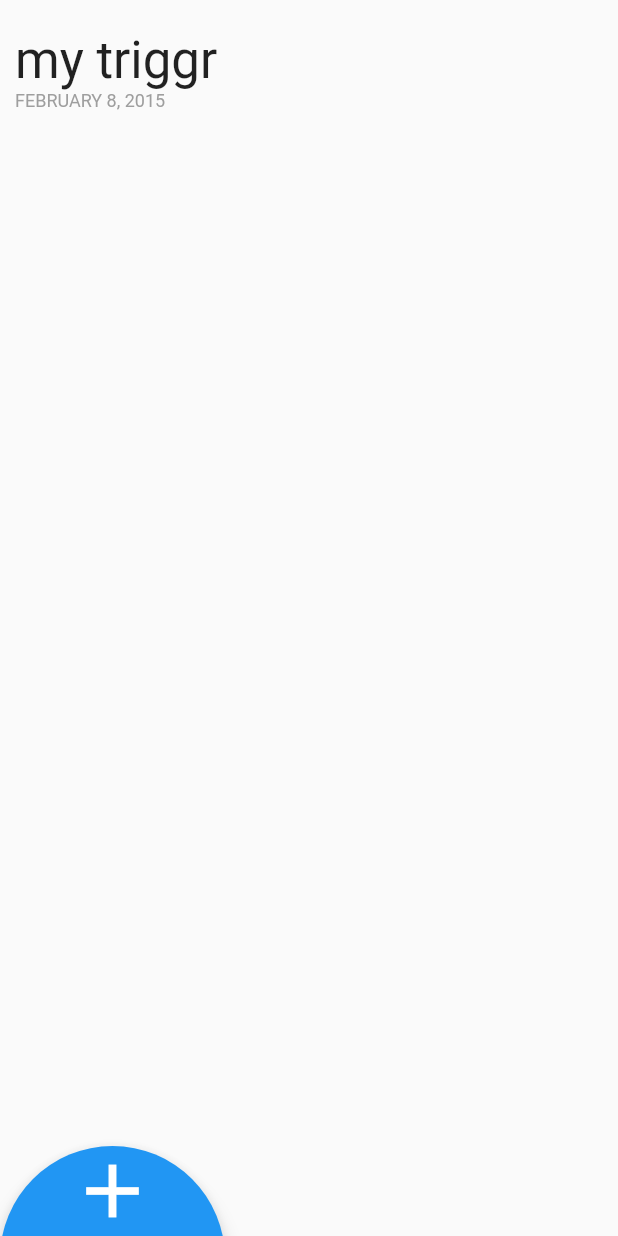
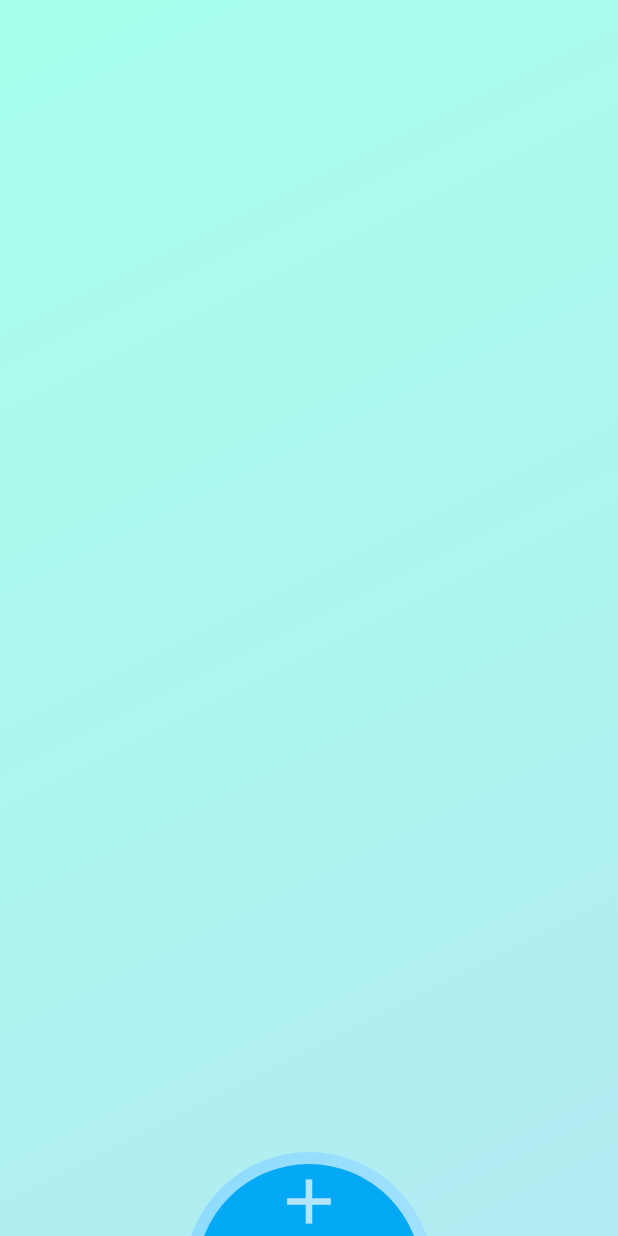
Before and after one commit to mrsetia1/triggr, a Flutter app: the screen it shows after launch, on a phone screen of 412 x 824 dp. Run offline on Flutter 3.47's test engine with Material 2 defaults, Android fonts, the phone set to English and light mode, and no system bars.

Commit message:
Added button and add page

```diff
--- /dev/null
+++ b/lib/containers/addButton.dart
@@ -0,0 +1,119 @@
+import 'package:flutter/material.dart';
+import 'package:flutter/foundation.dart';
+import 'package:flutter/animation.dart';
+
+class AddButton extends StatefulWidget {
+  final VoidCallback onClick;
+
+  const AddButton({Key key, this.onClick}) : super(key: key);
+
+  @override
+  _AnimatedFabState createState() => new _AnimatedFabState();
+}
+
+class _AnimatedFabState extends State<AddButton>
+    with SingleTickerProviderStateMixin {
+  bool isOpened = false;
+  AnimationController _animationController;
+  Animation<double> buttonZoomOutAnimation;
+  Animation<double> buttonGrowAnimationOut;
+  Animation<Alignment> buttonBottomCenterAnimation;
+  Animation<double> buttonGrowAnimation;
+
+  @override
+  void initState() {
+    _animationController =
+        AnimationController(vsync: this, duration: Duration(milliseconds: 500))
+          ..addListener(() {
+            if (_animationController.isCompleted) {
+              Navigator.pushNamed(context, "/add");
+            }
+            setState(() {});
+          });
+
+    buttonGrowAnimation = new CurvedAnimation(
+      parent: _animationController,
+      curve: Curves.bounceIn,
+    );
+
+    buttonBottomCenterAnimation = new AlignmentTween(
+      begin: Alignment.bottomCenter,
+      end: Alignment.center,
+    ).animate(buttonGrowAnimation);
+
+    buttonZoomOutAnimation = new Tween(
+      begin: 150.0,
+      end: 1000.0,
+    ).animate(buttonGrowAnimation);
+
+    super.initState();
+  }
+
+  @override
+  void dispose() {
+    _animationController.dispose();
+    super.dispose();
+  }
+
+  animate() {
+    if (!isOpened) {
+      _animationController.forward();
+    } else {
+      _animationController.reverse();
+    }
+    isOpened = !isOpened;
+  }
+
+  @override
+  Widget build(BuildContext context) {
+    return new Container(
+        decoration: new BoxDecoration(
+            gradient: LinearGradient(
+              // Where the linear gradient begins and ends
+              begin: Alignment.topLeft,
+              end: Alignment.bottomRight,
+              colors: [
+                // Colors are easy thanks to Flutter's Colors class.
+                Colors.lightBlueAccent[100],
+                Colors.lightBlue[100]
+              ],
+            ),
+            shape: buttonZoomOutAnimation.value < 400
+                ? BoxShape.circle
+                : BoxShape.rectangle),
+        alignment: buttonBottomCenterAnimation.value,
+        child: Padding(
+          padding: const EdgeInsets.all(8.0),
+          child: new GestureDetector(
+            onVerticalDragStart: (state) {
+              animate();
+            },
+            onTap: () {
+              animate();
+            },
+            child: new Container(
+              width: buttonZoomOutAnimation.value,
+              height: buttonZoomOutAnimation.value,
+              alignment: buttonBottomCenterAnimation.value,
+              decoration: new BoxDecoration(
+                  color: Colors.lightBlue,
+                  shape: buttonZoomOutAnimation.value < 400
+                      ? BoxShape.circle
+                      : BoxShape.rectangle),
+              child: Container(
+                alignment: Alignment.topCenter,
+                child: AnimatedOpacity(
+                  opacity: buttonZoomOutAnimation.value < 400 ? 1.0 : 0.0,
+                  duration: Duration(milliseconds: 250),
+                  child: new Icon(
+                    Icons.add,
+                    size: 50,
+                    color: Colors.white70,
+                  ),
+                ),
+              ),
+            ),
+          ),
+        ));
+  }
+}
--- a/lib/fab.dart
+++ /dev/null
@@ -1,40 +0,0 @@
-import 'package:flutter/material.dart';
-
-class AnimatedFab extends StatefulWidget {
-  final VoidCallback onClick;
-
-  const AnimatedFab({Key key, this.onClick}) : super(key: key);
-
-  @override
-  _AnimatedFabState createState() => new _AnimatedFabState();
-}
-
-class _AnimatedFabState extends State<AnimatedFab>
-    with SingleTickerProviderStateMixin {
-  @override
-  void initState() {
-    super.initState();
-  }
-
-  @override
-  void dispose() {
-    super.dispose();
-  }
-
-  @override
-  Widget build(BuildContext context) {
-    return new SizedBox(
-      width: 150.0,
-      height: 150.0,
-      child: FloatingActionButton(
-        onPressed: () {},
-        child: new Stack(children: <Widget>[
-          Positioned(
-              top: 0,
-              left: 45,
-              child: Icon(Icons.add, size: 60))
-        ]),
-      ),
-    );
-  }
-}
--- a/lib/main.dart
+++ b/lib/main.dart
@@ -1,6 +1,7 @@
 import 'package:flutter/material.dart';
 
-import 'package:triggr/fab.dart';
+import 'package:triggr/pages/add.dart';
+import 'package:triggr/containers/addButton.dart';
 
 void main() => runApp(MyApp());
 
@@ -9,6 +10,10 @@ class MyApp extends StatelessWidget {
   Widget build(BuildContext context) {
     return MaterialApp(
       title: 'triggr',
+      initialRoute: '/',
+      routes: {
+        '/add': (context) => AddPage()
+      },
       theme: ThemeData(
         primarySwatch: Colors.blue,
       ),
@@ -30,54 +35,54 @@ class _MyHomePageState extends State<MyHomePage> {
   @override
   void initState() {
     super.initState();
-    title = 'My triggrs';
   }
 
   @override
   Widget build(BuildContext context) {
     return new Scaffold(
-      body: Row(
-        crossAxisAlignment: CrossAxisAlignment.center,
-        children: <Widget>[
-          Expanded(
-            child: new Stack(
-              fit: StackFit.expand,
-              children: <Widget>[_buildHeader(), _buildFab()],
-            ),
+      body: Container(
+        decoration: BoxDecoration(
+          // Box decoration takes a gradient
+          gradient: LinearGradient(
+            // Where the linear gradient begins and ends
+            begin: Alignment.topLeft,
+            end: Alignment.bottomRight,
+            colors: [
+              // Colors are easy thanks to Flutter's Colors class.
+              Colors.tealAccent[100],
+              Colors.cyan[100]
+            ],
           ),
-        ],
+        ),
+        child: new Stack(
+          fit: StackFit.expand,
+          children: <Widget>[_buildFab()],
+        ),
       ),
     );
   }
 
   Widget _buildFab() {
     return new Positioned(
-        bottom: -90,
-        child: Center(
-          child: new AnimatedFab(
-            onClick: null,
-          ),
-        ));
+        bottom: -110,
+        width: MediaQuery.of(context).size.width,
+        child: new AddButton());
   }
 
-  Widget _buildHeader() {
-    return new Padding(
-      padding: new EdgeInsets.only(top: 20.0, left: 10),
-      child: new Column(
-        crossAxisAlignment: CrossAxisAlignment.start,
-        children: <Widget>[
-          new Text(
-            'my triggr',
-            style: new TextStyle(fontSize: 34.0),
-          ),
-          new Text(
-            'FEBRUARY 8, 2015',
-            style: new TextStyle(color: Colors.grey, fontSize: 12.0),
-          ),
-        ],
-      ),
-    );
-  }
+//  Widget _buildHeader() {
+//    return new Padding(
+//      padding: new EdgeInsets.only(top: 40.0, left: 20),
+//      child: new Column(
+//        crossAxisAlignment: CrossAxisAlignment.start,
+//        children: <Widget>[
+//          new Text(
+//            'Hello there?',
+//            style: new TextStyle(fontSize: 34.0),
+//          ),
+//        ],
+//      ),
+//    );
+//  }
 
 //  Widget _buildList() {
 //    return new Expanded(
--- /dev/null
+++ b/lib/pages/add.dart
@@ -0,0 +1,42 @@
+import 'package:flutter/material.dart';
+
+class AddPage extends StatefulWidget {
+  AddPage({Key key}) : super(key: key);
+
+  @override
+  _AddPageState createState() => _AddPageState();
+}
+
+class _AddPageState extends State<AddPage> {
+  String title;
+
+  @override
+  void initState() {
+    super.initState();
+  }
+
+  @override
+  Widget build(BuildContext context) {
+    return new Scaffold(
+      body: Container(
+        decoration: BoxDecoration(
+          // Box decoration takes a gradient
+          gradient: LinearGradient(
+            // Where the linear gradient begins and ends
+            begin: Alignment.topLeft,
+            end: Alignment.bottomRight,
+            colors: [
+              // Colors are easy thanks to Flutter's Colors class.
+              Colors.tealAccent[100],
+              Colors.cyan[100]
+            ],
+          ),
+        ),
+        child: new Stack(
+          fit: StackFit.expand,
+          children: <Widget>[],
+        ),
+      ),
+    );
+  }
+}
```
